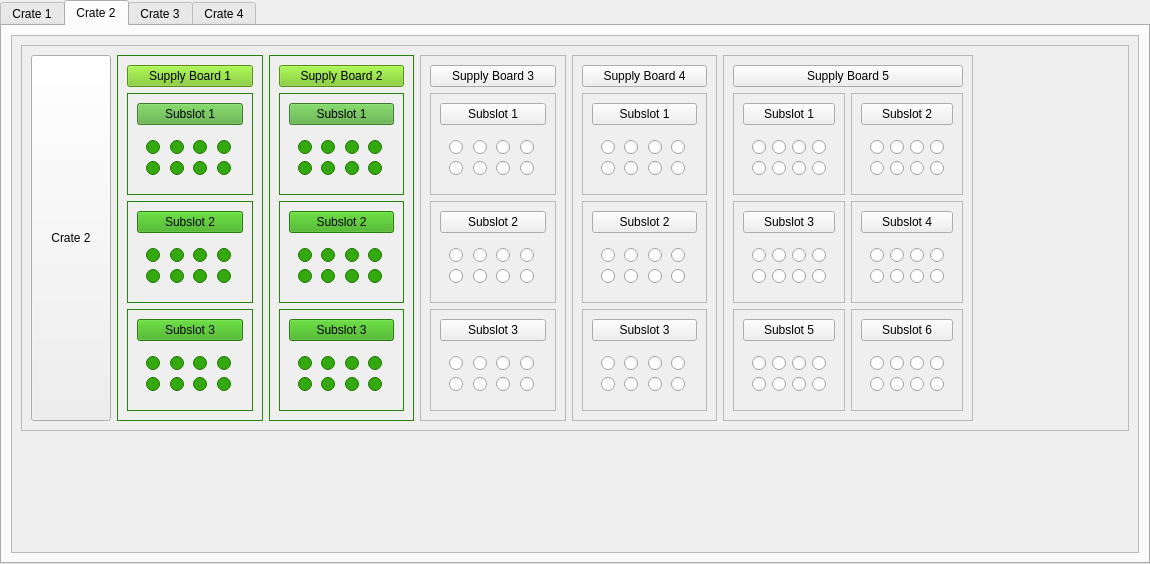
Old version of the form CrateTab.ui in the repository JeffersonLab/clas12-dc-wiremap.
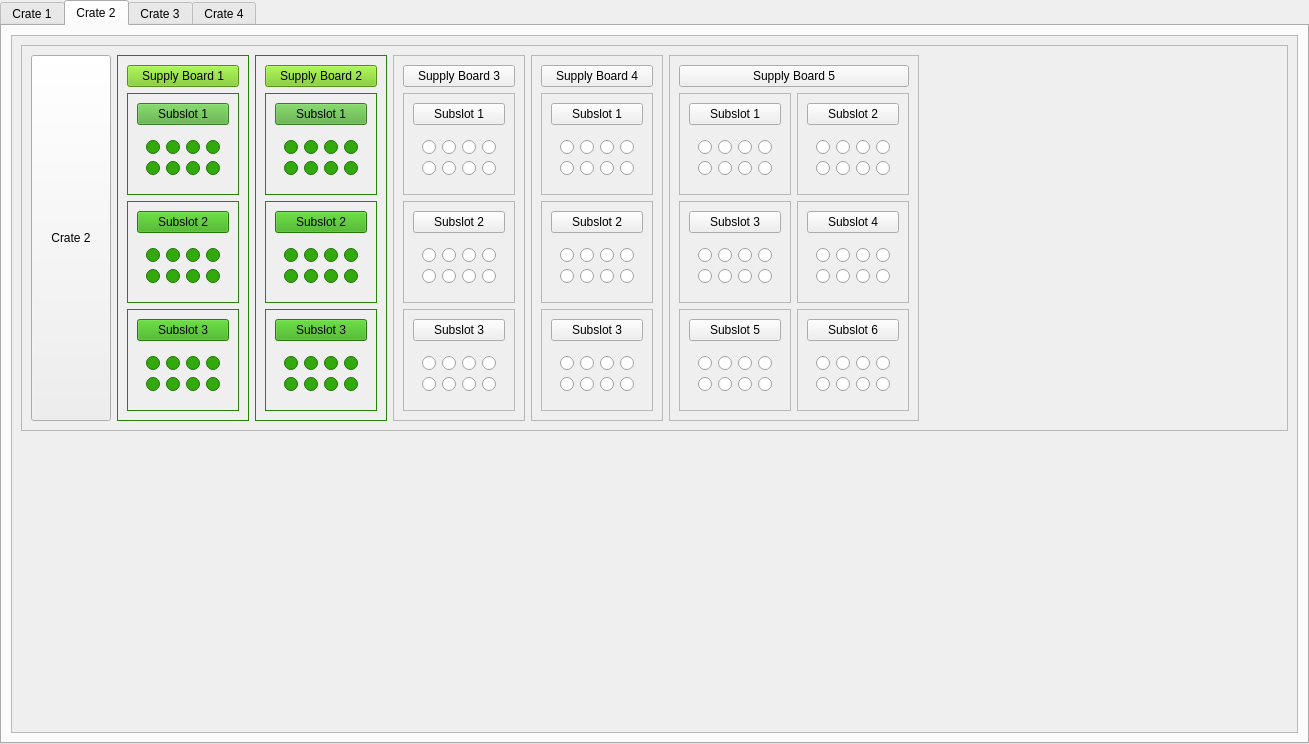
New version of the form.

Commit message: reworked layout for CrateTab

```diff
--- a/CrateTab.ui
+++ b/CrateTab.ui
@@ -6,8 +6,8 @@
    <rect>
     <x>0</x>
     <y>0</y>
-    <width>1150</width>
-    <height>564</height>
+    <width>1309</width>
+    <height>744</height>
    </rect>
   </property>
   <property name="windowTitle">
@@ -732,8 +732,8 @@
         <rect>
          <x>0</x>
          <y>0</y>
-         <width>1126</width>
-         <height>507</height>
+         <width>1285</width>
+         <height>687</height>
         </rect>
        </property>
        <layout class="QVBoxLayout" name="verticalLayout_12">
@@ -761,12 +761,6 @@
            </item>
            <item>
             <widget class="QFrame" name="frame_2">
-             <property name="sizePolicy">
-              <sizepolicy hsizetype="Expanding" vsizetype="Expanding">
-               <horstretch>0</horstretch>
-               <verstretch>0</verstretch>
-              </sizepolicy>
-             </property>
              <property name="palette">
               <palette>
                <active>
@@ -974,12 +968,6 @@
                 <layout class="QVBoxLayout" name="verticalLayout_54">
                  <item>
                   <widget class="QPushButton" name="pushButton_12">
-                   <property name="sizePolicy">
-                    <sizepolicy hsizetype="Expanding" vsizetype="Expanding">
-                     <horstretch>0</horstretch>
-                     <verstretch>0</verstretch>
-                    </sizepolicy>
-                   </property>
                    <property name="palette">
                     <palette>
                      <active>
@@ -1179,12 +1167,6 @@
                 <layout class="QVBoxLayout" name="verticalLayout_53">
                  <item>
                   <widget class="QPushButton" name="pushButton_13">
-                   <property name="sizePolicy">
-                    <sizepolicy hsizetype="Expanding" vsizetype="Expanding">
-                     <horstretch>0</horstretch>
-                     <verstretch>0</verstretch>
-                    </sizepolicy>
-                   </property>
                    <property name="text">
                     <string>Subslot 2</string>
                    </property>
@@ -1290,12 +1272,6 @@
                 <layout class="QVBoxLayout" name="verticalLayout_52">
                  <item>
                   <widget class="QPushButton" name="pushButton_11">
-                   <property name="sizePolicy">
-                    <sizepolicy hsizetype="Expanding" vsizetype="Expanding">
-                     <horstretch>0</horstretch>
-                     <verstretch>0</verstretch>
-                    </sizepolicy>
-                   </property>
                    <property name="text">
                     <string>Subslot 3</string>
                    </property>
@@ -1395,12 +1371,6 @@
            </item>
            <item>
             <widget class="QFrame" name="frame_5">
-             <property name="sizePolicy">
-              <sizepolicy hsizetype="Expanding" vsizetype="Expanding">
-               <horstretch>0</horstretch>
-               <verstretch>0</verstretch>
-              </sizepolicy>
-             </property>
              <property name="palette">
               <palette>
                <active>
@@ -1608,12 +1578,6 @@
                 <layout class="QVBoxLayout" name="verticalLayout_173">
                  <item>
                   <widget class="QPushButton" name="pushButton_98">
-                   <property name="sizePolicy">
-                    <sizepolicy hsizetype="Expanding" vsizetype="Expanding">
-                     <horstretch>0</horstretch>
-                     <verstretch>0</verstretch>
-                    </sizepolicy>
-                   </property>
                    <property name="palette">
                     <palette>
                      <active>
@@ -1813,12 +1777,6 @@
                 <layout class="QVBoxLayout" name="verticalLayout_176">
                  <item>
                   <widget class="QPushButton" name="pushButton_100">
-                   <property name="sizePolicy">
-                    <sizepolicy hsizetype="Expanding" vsizetype="Expanding">
-                     <horstretch>0</horstretch>
-                     <verstretch>0</verstretch>
-                    </sizepolicy>
-                   </property>
                    <property name="text">
                     <string>Subslot 2</string>
                    </property>
@@ -1924,12 +1882,6 @@
                 <layout class="QVBoxLayout" name="verticalLayout_174">
                  <item>
                   <widget class="QPushButton" name="pushButton_99">
-                   <property name="sizePolicy">
-                    <sizepolicy hsizetype="Expanding" vsizetype="Expanding">
-                     <horstretch>0</horstretch>
-                     <verstretch>0</verstretch>
-                    </sizepolicy>
-                   </property>
                    <property name="text">
                     <string>Subslot 3</string>
                    </property>
@@ -2029,12 +1981,6 @@
            </item>
            <item>
             <widget class="QFrame" name="frame_4">
-             <property name="sizePolicy">
-              <sizepolicy hsizetype="Expanding" vsizetype="Expanding">
-               <horstretch>0</horstretch>
-               <verstretch>0</verstretch>
-              </sizepolicy>
-             </property>
              <property name="frameShape">
               <enum>QFrame::StyledPanel</enum>
              </property>
@@ -2050,8 +1996,6 @@
                </widget>
               </item>
               <item>
-               <layout class="QVBoxLayout" name="verticalLayout">
-                <item>
                  <widget class="QFrame" name="frame_39">
                   <property name="frameShape">
                    <enum>QFrame::StyledPanel</enum>
@@ -2062,12 +2006,6 @@
                   <layout class="QVBoxLayout" name="verticalLayout_3">
                    <item>
                     <widget class="QPushButton" name="pushButton_21">
-                     <property name="sizePolicy">
-                      <sizepolicy hsizetype="Expanding" vsizetype="Expanding">
-                       <horstretch>0</horstretch>
-                       <verstretch>0</verstretch>
-                      </sizepolicy>
-                     </property>
                      <property name="text">
                       <string>Subslot 1</string>
                      </property>
@@ -2173,12 +2111,6 @@
                   <layout class="QVBoxLayout" name="verticalLayout_13">
                    <item>
                     <widget class="QPushButton" name="pushButton_22">
-                     <property name="sizePolicy">
-                      <sizepolicy hsizetype="Expanding" vsizetype="Expanding">
-                       <horstretch>0</horstretch>
-                       <verstretch>0</verstretch>
-                      </sizepolicy>
-                     </property>
                      <property name="text">
                       <string>Subslot 2</string>
                      </property>
@@ -2284,12 +2216,6 @@
                   <layout class="QVBoxLayout" name="verticalLayout_14">
                    <item>
                     <widget class="QPushButton" name="pushButton_23">
-                     <property name="sizePolicy">
-                      <sizepolicy hsizetype="Expanding" vsizetype="Expanding">
-                       <horstretch>0</horstretch>
-                       <verstretch>0</verstretch>
-                      </sizepolicy>
-                     </property>
                      <property name="text">
                       <string>Subslot 3</string>
                      </property>
@@ -2385,18 +2311,10 @@
                  </widget>
                 </item>
                </layout>
-              </item>
-             </layout>
             </widget>
            </item>
            <item>
             <widget class="QFrame" name="frame_16">
-             <property name="sizePolicy">
-              <sizepolicy hsizetype="Expanding" vsizetype="Expanding">
-               <horstretch>0</horstretch>
-               <verstretch>0</verstretch>
-              </sizepolicy>
-             </property>
              <property name="frameShape">
               <enum>QFrame::StyledPanel</enum>
              </property>
@@ -2412,8 +2330,6 @@
                </widget>
               </item>
               <item>
-               <layout class="QVBoxLayout" name="verticalLayout_21">
-                <item>
                  <widget class="QFrame" name="frame_156">
                   <property name="frameShape">
                    <enum>QFrame::StyledPanel</enum>
@@ -2424,12 +2340,6 @@
                   <layout class="QVBoxLayout" name="verticalLayout_22">
                    <item>
                     <widget class="QPushButton" name="pushButton_102">
-                     <property name="sizePolicy">
-                      <sizepolicy hsizetype="Expanding" vsizetype="Expanding">
-                       <horstretch>0</horstretch>
-                       <verstretch>0</verstretch>
-                      </sizepolicy>
-                     </property>
                      <property name="text">
                       <string>Subslot 1</string>
                      </property>
@@ -2535,12 +2445,6 @@
                   <layout class="QVBoxLayout" name="verticalLayout_29">
                    <item>
                     <widget class="QPushButton" name="pushButton_103">
-                     <property name="sizePolicy">
-                      <sizepolicy hsizetype="Expanding" vsizetype="Expanding">
-                       <horstretch>0</horstretch>
-                       <verstretch>0</verstretch>
-                      </sizepolicy>
-                     </property>
                      <property name="text">
                       <string>Subslot 2</string>
                      </property>
@@ -2646,12 +2550,6 @@
                   <layout class="QVBoxLayout" name="verticalLayout_180">
                    <item>
                     <widget class="QPushButton" name="pushButton_104">
-                     <property name="sizePolicy">
-                      <sizepolicy hsizetype="Expanding" vsizetype="Expanding">
-                       <horstretch>0</horstretch>
-                       <verstretch>0</verstretch>
-                      </sizepolicy>
-                     </property>
                      <property name="text">
                       <string>Subslot 3</string>
                      </property>
@@ -2747,18 +2645,10 @@
                  </widget>
                 </item>
                </layout>
-              </item>
-             </layout>
             </widget>
            </item>
            <item>
             <widget class="QFrame" name="frame_6">
-             <property name="sizePolicy">
-              <sizepolicy hsizetype="Expanding" vsizetype="Expanding">
-               <horstretch>0</horstretch>
-               <verstretch>0</verstretch>
-              </sizepolicy>
-             </property>
              <property name="mouseTracking">
               <bool>false</bool>
              </property>
@@ -2792,7 +2682,7 @@
                   <number>0</number>
                  </property>
                  <item row="1" column="1">
-                  <widget class="QFrame" name="frame_77">
+                  <widget class="QFrame" name="frame_101">
                    <property name="frameShape">
                     <enum>QFrame::StyledPanel</enum>
                    </property>
@@ -2802,12 +2692,6 @@
                    <layout class="QVBoxLayout" name="verticalLayout_66">
                     <item>
                      <widget class="QPushButton" name="pushButton_40">
-                      <property name="sizePolicy">
-                       <sizepolicy hsizetype="Expanding" vsizetype="Expanding">
-                        <horstretch>0</horstretch>
-                        <verstretch>0</verstretch>
-                       </sizepolicy>
-                      </property>
                       <property name="styleSheet">
                        <string notr="true"/>
                       </property>
@@ -2906,7 +2790,7 @@
                   </widget>
                  </item>
                  <item row="1" column="0">
-                  <widget class="QFrame" name="frame_71">
+                  <widget class="QFrame" name="frame_102">
                    <property name="frameShape">
                     <enum>QFrame::StyledPanel</enum>
                    </property>
@@ -2916,12 +2800,6 @@
                    <layout class="QVBoxLayout" name="verticalLayout_71">
                     <item>
                      <widget class="QPushButton" name="pushButton_37">
-                      <property name="sizePolicy">
-                       <sizepolicy hsizetype="Expanding" vsizetype="Expanding">
-                        <horstretch>0</horstretch>
-                        <verstretch>0</verstretch>
-                       </sizepolicy>
-                      </property>
                       <property name="text">
                        <string>Subslot 1</string>
                       </property>
@@ -3017,7 +2895,7 @@
                   </widget>
                  </item>
                  <item row="2" column="0">
-                  <widget class="QFrame" name="frame_73">
+                  <widget class="QFrame" name="frame_103">
                    <property name="frameShape">
                     <enum>QFrame::StyledPanel</enum>
                    </property>
@@ -3027,12 +2905,6 @@
                    <layout class="QVBoxLayout" name="verticalLayout_62">
                     <item>
                      <widget class="QPushButton" name="pushButton_38">
-                      <property name="sizePolicy">
-                       <sizepolicy hsizetype="Expanding" vsizetype="Expanding">
-                        <horstretch>0</horstretch>
-                        <verstretch>0</verstretch>
-                       </sizepolicy>
-                      </property>
                       <property name="text">
                        <string>Subslot 3</string>
                       </property>
@@ -3128,7 +3000,7 @@
                   </widget>
                  </item>
                  <item row="3" column="0">
-                  <widget class="QFrame" name="frame_75">
+                  <widget class="QFrame" name="frame_104">
                    <property name="frameShape">
                     <enum>QFrame::StyledPanel</enum>
                    </property>
@@ -3138,12 +3010,6 @@
                    <layout class="QVBoxLayout" name="verticalLayout_64">
                     <item>
                      <widget class="QPushButton" name="pushButton_39">
-                      <property name="sizePolicy">
-                       <sizepolicy hsizetype="Expanding" vsizetype="Expanding">
-                        <horstretch>0</horstretch>
-                        <verstretch>0</verstretch>
-                       </sizepolicy>
-                      </property>
                       <property name="text">
                        <string>Subslot 5</string>
                       </property>
@@ -3239,7 +3105,7 @@
                   </widget>
                  </item>
                  <item row="3" column="1">
-                  <widget class="QFrame" name="frame_81">
+                  <widget class="QFrame" name="frame_105">
                    <property name="frameShape">
                     <enum>QFrame::StyledPanel</enum>
                    </property>
@@ -3249,12 +3115,6 @@
                    <layout class="QVBoxLayout" name="verticalLayout_70">
                     <item>
                      <widget class="QPushButton" name="pushButton_42">
-                      <property name="sizePolicy">
-                       <sizepolicy hsizetype="Expanding" vsizetype="Expanding">
-                        <horstretch>0</horstretch>
-                        <verstretch>0</verstretch>
-                       </sizepolicy>
-                      </property>
                       <property name="text">
                        <string>Subslot 6</string>
                       </property>
@@ -3350,7 +3210,7 @@
                   </widget>
                  </item>
                  <item row="2" column="1">
-                  <widget class="QFrame" name="frame_79">
+                  <widget class="QFrame" name="frame_106">
                    <property name="frameShape">
                     <enum>QFrame::StyledPanel</enum>
                    </property>
@@ -3360,12 +3220,6 @@
                    <layout class="QVBoxLayout" name="verticalLayout_68">
                     <item>
                      <widget class="QPushButton" name="pushButton_41">
-                      <property name="sizePolicy">
-                       <sizepolicy hsizetype="Expanding" vsizetype="Expanding">
-                        <horstretch>0</horstretch>
-                        <verstretch>0</verstretch>
-                       </sizepolicy>
-                      </property>
                       <property name="autoFillBackground">
                        <bool>false</bool>
                       </property>
```
Left out of the diff: 8 changed lines with no effect on the pictures. Lines whose indentation alone changed are shown as unchanged.
